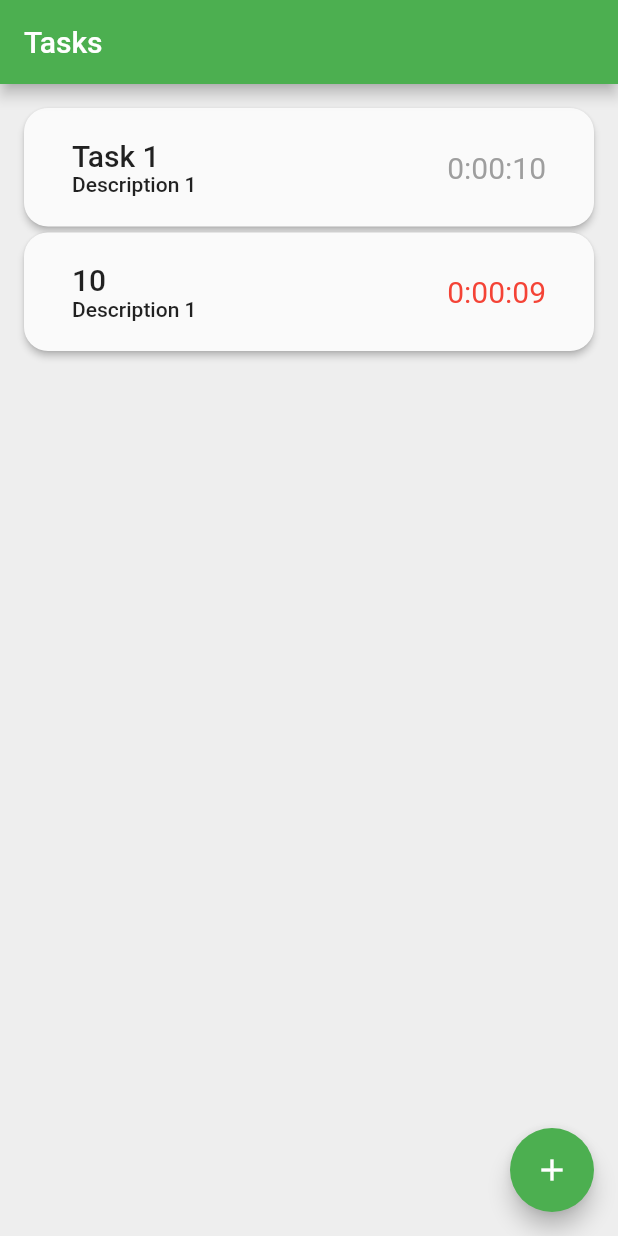
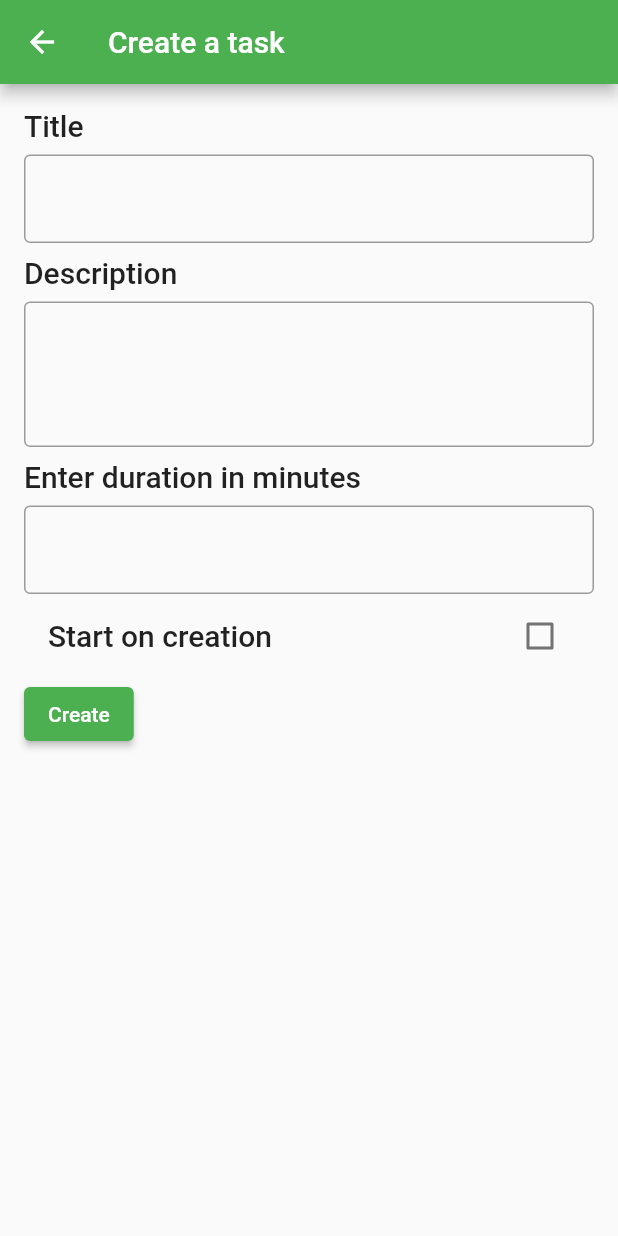
Before and after one commit to pranavraaghav/timer_task_nearcast, a Flutter app: the screen it shows after launch, after a tap on the "add" icon, on a phone screen of 412 x 824 dp. Run offline on Flutter 3.47's test engine with Material 2 defaults, Android fonts, the phone set to English and light mode, and no system bars; our stand-ins replace bloc, equatable, flutter_bloc.

Commit message:
feat: add Task Creation Page and Form
This is a rudimentary version that needs polish

```diff
--- /dev/null
+++ b/lib/views/task_create_form.dart
@@ -0,0 +1,108 @@
+import 'package:flutter/material.dart';
+import 'package:flutter/services.dart';
+import 'package:flutter_bloc/flutter_bloc.dart';
+import 'package:timer_task_nearcast/bloc/tasks/tasks_bloc.dart';
+import 'package:timer_task_nearcast/models/task.dart';
+
+class TaskCreateForm extends StatefulWidget {
+  const TaskCreateForm({Key? key}) : super(key: key);
+
+  @override
+  _TaskCreateFormState createState() => _TaskCreateFormState();
+}
+
+class _TaskCreateFormState extends State<TaskCreateForm> {
+  final _title = TextEditingController();
+  final _description = TextEditingController();
+  final _duration = TextEditingController();
+  bool isActive = false;
+
+  @override
+  Widget build(BuildContext context) {
+    // TODO: Add validation
+    return Form(
+      child: Padding(
+        padding: const EdgeInsets.all(16.0),
+        child: Column(
+          crossAxisAlignment: CrossAxisAlignment.start,
+          children: [
+            Text(
+              "Title",
+              style: Theme.of(context).textTheme.headline6,
+            ),
+            const SizedBox(height: 8.0),
+            TextFormField(
+              controller: _title,
+              validator: (value) {
+                if (value == null || value.isEmpty) {
+                  return "Please enter valid name";
+                }
+                return null;
+              },
+              decoration: const InputDecoration(
+                border: OutlineInputBorder(),
+              ),
+            ),
+            const SizedBox(height: 8.0),
+            Text(
+              "Description",
+              style: Theme.of(context).textTheme.headline6,
+            ),
+            const SizedBox(height: 8.0),
+            TextFormField(
+              controller: _description,
+              minLines: 3,
+              maxLines: 3,
+              decoration: const InputDecoration(
+                border: OutlineInputBorder(),
+              ),
+            ),
+            const SizedBox(height: 8.0),
+            Text(
+              "Enter duration in minutes",
+              style: Theme.of(context).textTheme.headline6,
+            ),
+            const SizedBox(height: 8),
+            TextFormField(
+              controller: _duration,
+              keyboardType: TextInputType.number,
+              // inputFormatters: [FilteringTextInputFormatter.allow(RegExp(r'[0-9]')),],
+              decoration: const InputDecoration(
+                border: OutlineInputBorder(),
+              ),
+            ),
+            CheckboxListTile(
+                title: Text(
+                  "Start on creation",
+                  style: Theme.of(context).textTheme.headline6,
+                ),
+                value: isActive,
+                onChanged: (value) {
+                  setState(() {
+                    isActive = !isActive;
+                  });
+                }),
+            ElevatedButton(
+                onPressed: () {
+                  _saveForm(context);
+                },
+                child: const Text("Create"))
+          ],
+        ),
+      ),
+    );
+  }
+
+  void _saveForm(context) {
+    Task task = Task(
+      title: _title.value.text,
+      description: _description.value.text,
+      durationRemain: Duration(minutes: int.parse(_duration.value.text)),
+      isActive: isActive,
+      lastStarted: isActive ? DateTime.now() : null,
+    );
+
+    BlocProvider.of<TasksBloc>(context).add(TaskAdded(task));
+    Navigator.pop(context);
+  }
+}
--- /dev/null
+++ b/lib/views/task_create_page.dart
@@ -0,0 +1,21 @@
+import 'package:flutter/material.dart';
+import 'package:flutter/widgets.dart';
+import 'package:timer_task_nearcast/views/task_create_form.dart';
+
+class TaskCreatePage extends StatelessWidget {
+  const TaskCreatePage({Key? key}) : super(key: key);
+
+  @override
+  Widget build(BuildContext context) {
+    return Material(
+      child: Scaffold(
+        appBar: AppBar(
+          title: const Text("Create a task"),
+        ),
+        body: const SingleChildScrollView(
+          child: TaskCreateForm(),
+        ),
+      ),
+    );
+  }
+}
--- a/lib/views/tasks_page.dart
+++ b/lib/views/tasks_page.dart
@@ -22,7 +22,10 @@ class TasksPage extends StatelessWidget {
         ),
       ),
       floatingActionButton: FloatingActionButton(
-        onPressed: () => _addDummyTask(context),
+        onPressed: () {
+          Navigator.push(context,
+              MaterialPageRoute(builder: (context) => const TaskCreatePage()));
+        },
         child: const Icon(Icons.add),
       ),
     );
```
